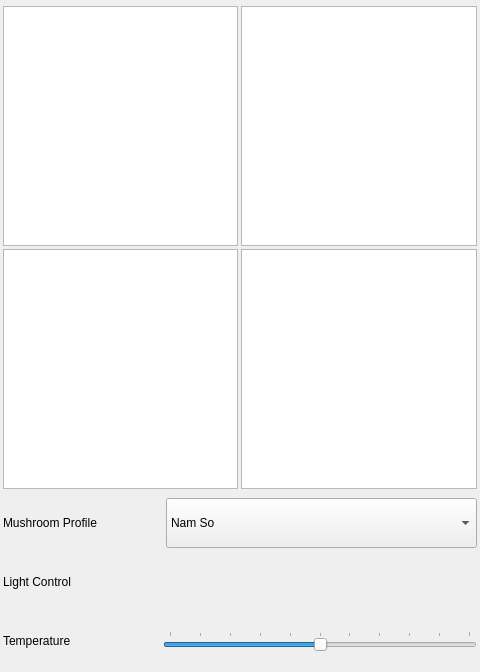
Old version of the form Apps/IoT-Dashboard/MushroomView.ui in the repository quachconghoang/agricultureDrone.
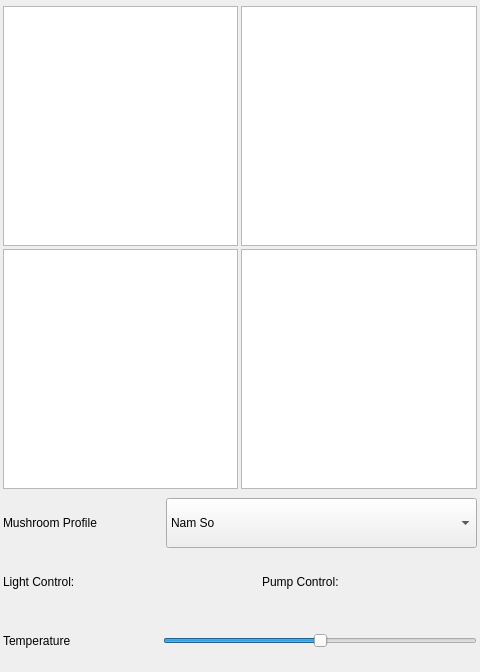
New version of the form.

Commit message:
Android Screen Scale
CHEATTTTTTTT

```diff
--- a/Apps/IoT-Dashboard/MushroomView.ui
+++ b/Apps/IoT-Dashboard/MushroomView.ui
@@ -10,6 +10,12 @@
     <height>672</height>
    </rect>
   </property>
+  <property name="sizePolicy">
+   <sizepolicy hsizetype="Preferred" vsizetype="Preferred">
+    <horstretch>0</horstretch>
+    <verstretch>0</verstretch>
+   </sizepolicy>
+  </property>
   <property name="minimumSize">
    <size>
     <width>480</width>
@@ -180,7 +186,7 @@
     </layout>
    </item>
    <item>
-    <layout class="QHBoxLayout" name="hL_2" stretch="0,0">
+    <layout class="QHBoxLayout" name="hL_2" stretch="0,0,0">
      <property name="leftMargin">
       <number>3</number>
      </property>
@@ -203,12 +209,12 @@
        </property>
        <property name="minimumSize">
         <size>
-         <width>160</width>
+         <width>120</width>
          <height>50</height>
         </size>
        </property>
        <property name="text">
-        <string>Light Control</string>
+        <string>Light Control: </string>
        </property>
       </widget>
      </item>
@@ -218,16 +224,29 @@
         <enum>Qt::Horizontal</enum>
        </property>
        <property name="sizeType">
-        <enum>QSizePolicy::Minimum</enum>
+        <enum>QSizePolicy::Fixed</enum>
        </property>
        <property name="sizeHint" stdset="0">
         <size>
-         <width>1000</width>
+         <width>40</width>
          <height>20</height>
         </size>
        </property>
       </spacer>
      </item>
+     <item>
+      <widget class="QLabel" name="label_4">
+       <property name="minimumSize">
+        <size>
+         <width>120</width>
+         <height>50</height>
+        </size>
+       </property>
+       <property name="text">
+        <string>Pump Control: </string>
+       </property>
+      </widget>
+     </item>
     </layout>
    </item>
    <item>
@@ -275,7 +294,7 @@
         <enum>Qt::Horizontal</enum>
        </property>
        <property name="tickPosition">
-        <enum>QSlider::TicksAbove</enum>
+        <enum>QSlider::NoTicks</enum>
        </property>
        <property name="tickInterval">
         <number>1</number>
```
Left out of the diff: 68 changed lines with no effect on the pictures. The commit also changes 3 other files.
